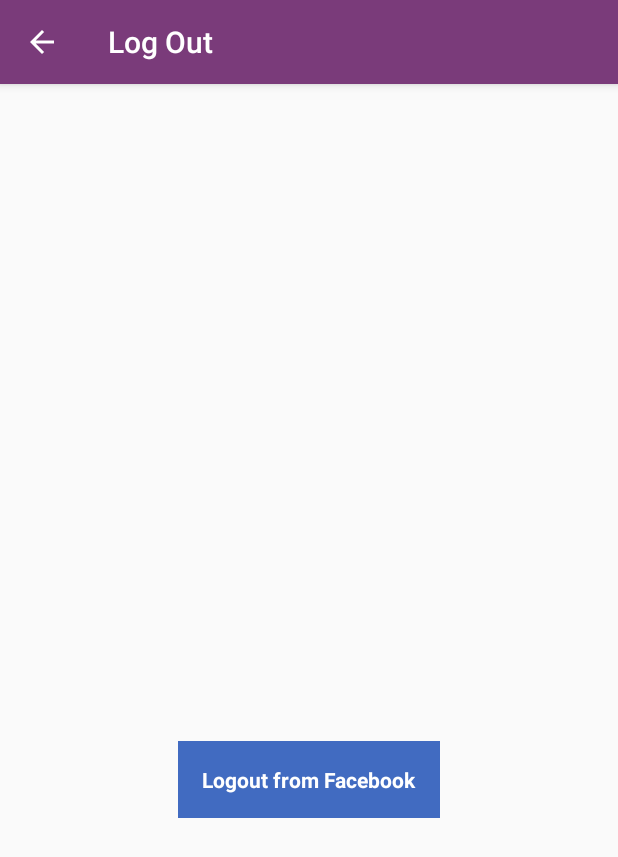
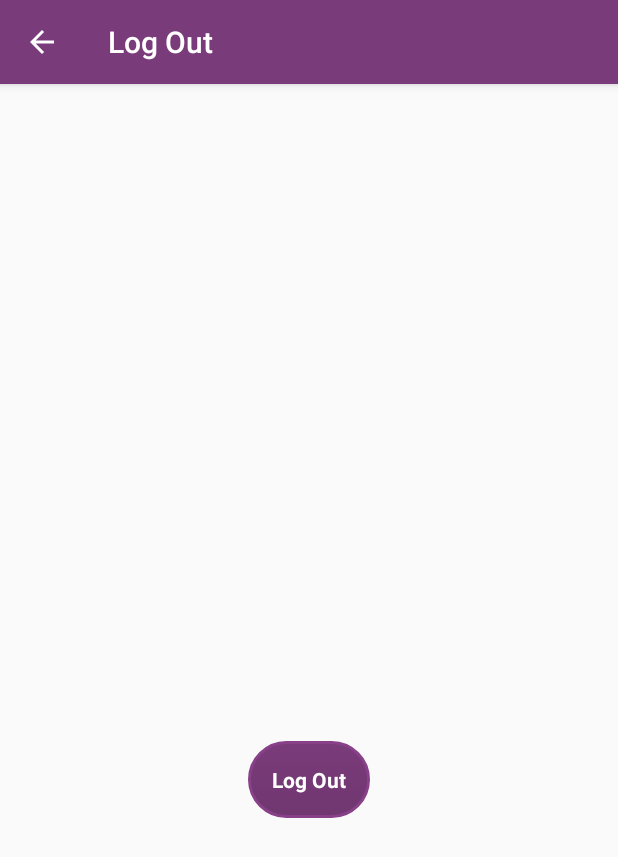
Before and after one commit to alu0100697032/TFGAndroidMobileApp, an Android app: the LogoutActivity screen opened directly, with no data from a screen before it, on a phone screen of 412 x 824 dp. Shown: the top 857 px of the screen. Run offline under Robolectric (Android 15) with nearby library versions, the phone set to English and light mode, and no system bars; our stand-ins replace CircleImageView; libraries missing offline, so code that uses them is left out: com.facebook, com.facebook.login; 2 statements that could not run were skipped.

Commit message:
Log out button updated, now is neutral to facebook and google

```diff
--- a/UllApp/app/src/main/res/layout/log_out.xml
+++ b/UllApp/app/src/main/res/layout/log_out.xml
@@ -11,16 +11,15 @@
         android:layout_height="76dp"
         android:src="@drawable/noprofile" />
 
-    <TextView android:text="@string/action_logout_facebook"
+    <TextView android:text="@string/action_logout"
         android:layout_marginTop="16dp"
         android:id="@+id/btnLogout"
         android:layout_centerHorizontal="true"
         android:padding="16dp"
         android:layout_below="@+id/profileImage"
-        android:background="#416BC1"
+        android:background="@drawable/custom_button"
         android:textColor="#ffffff"
         android:layout_width="wrap_content"
         android:layout_height="wrap_content"
         android:textStyle="bold"/>
-
 </RelativeLayout>
```
